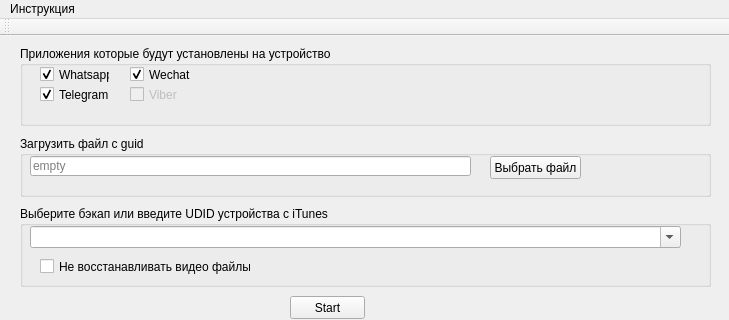
The window that mainwindow.ui (vohulg/iTunesParser) describes before a commit, drawn with Qt 5; both pictures show x 0 to 729 and y 0 to 320 of the 729 by 556 pixel window.
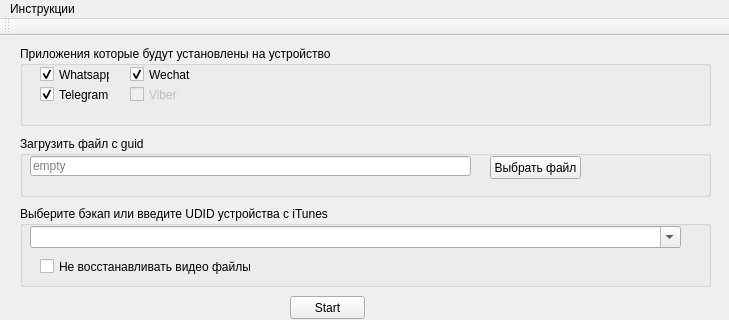
The same window after the commit.

Diff of the .ui file:
```diff
--- a/mainwindow.ui
+++ b/mainwindow.ui
@@ -248,7 +248,7 @@
    </property>
    <widget class="QMenu" name="menu">
     <property name="title">
-     <string>Инструкция</string>
+     <string>Инструкции</string>
     </property>
     <addaction name="action"/>
    </widget>
```
Left out of the diff: 20 changed lines with no effect on the pictures.
